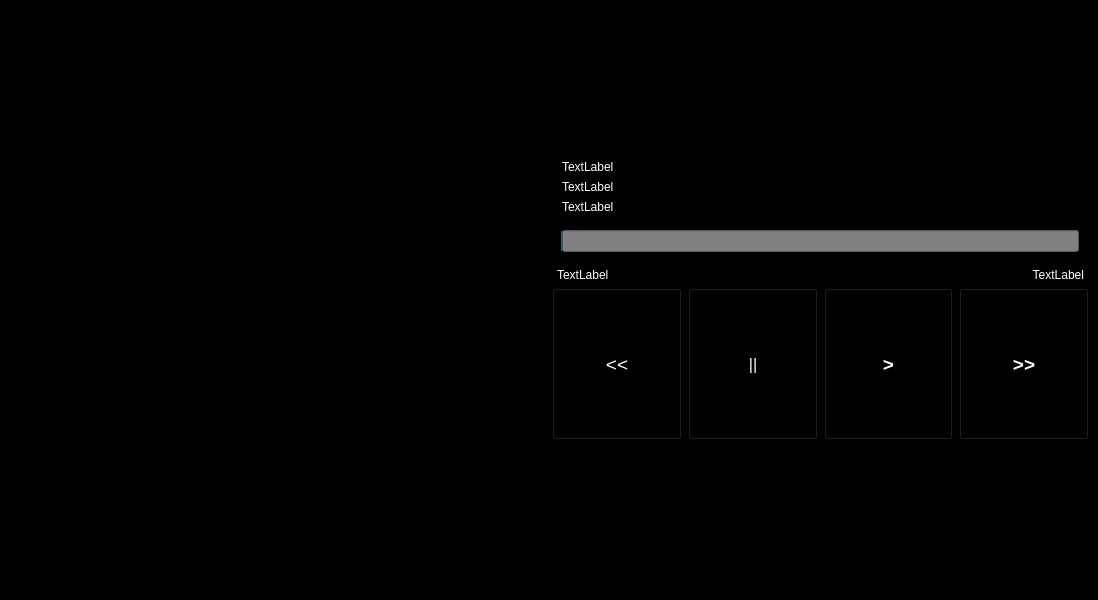
Qt form shairport-display.ui (mikebrady/shairport-display-qt) before a commit.
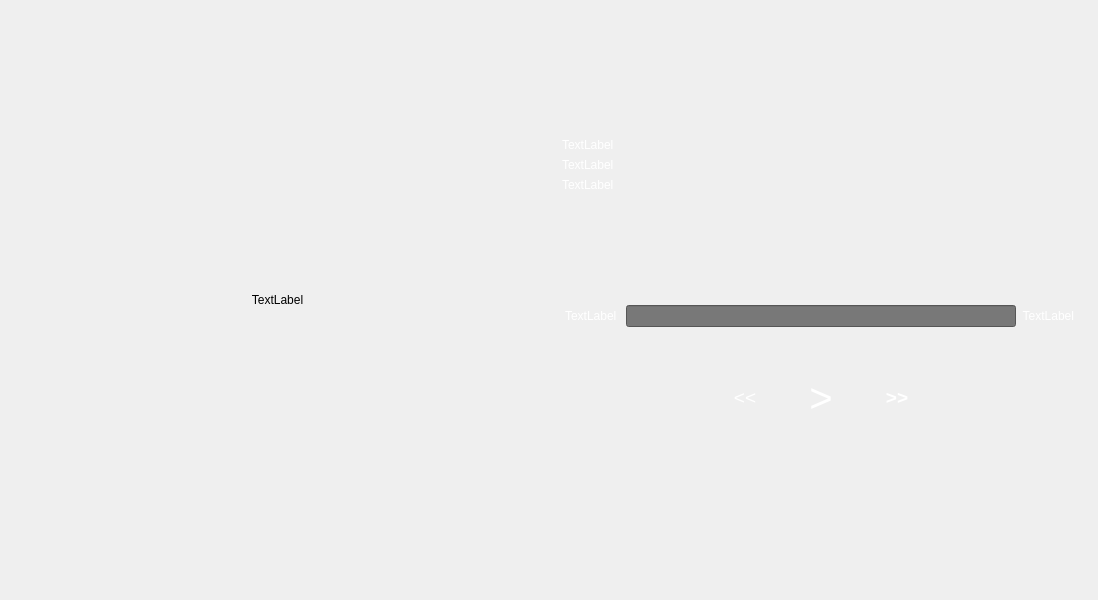
The same form after that commit.

The edit to the form file:
```diff
--- a/shairport-display.ui
+++ b/shairport-display.ui
@@ -14,11 +14,11 @@
    <string>MainWindow</string>
   </property>
   <property name="styleSheet">
-   <string notr="true">background-color: rgb(0, 0, 0);</string>
+   <string notr="true"></string>
   </property>
   <widget class="QWidget" name="centralwidget">
   <property name="styleSheet">
-   <string notr="true">background-color: rgb(0, 0, 0);</string>
+   <string notr="true"></string>
   </property>
    <layout class="QHBoxLayout" name="horizontalLayout_3">
     <item>
@@ -117,10 +117,38 @@
         </item>
         <item>
          <layout class="QVBoxLayout" name="verticalLayout_3">
+	  <item>
+         <spacer name="verticalSpacer_2">
+          <property name="orientation">
+           <enum>Qt::Vertical</enum>
+          </property>
+          <property name="sizeHint" stdset="0">
+           <size>
+            <width>20</width>
+            <height>2</height>
+           </size>
+          </property>
+         </spacer>
+          </item>
+          <item>
+           <layout class="QHBoxLayout" name="horizontalLayout">
+            <item>
+             <widget class="QLabel" name="Elapsed">
+            <property name="styleSheet">
+             <string notr="true">margin-left:10px; color: rgb(255, 255, 255);</string>
+            </property>
+              <property name="text">
+               <string>TextLabel</string>
+              </property>
+             </widget>
+            </item>
+
           <item>
            <widget class="QProgressBar" name="ProgressBar">
             <property name="styleSheet">
-             <string notr="true">margin:10px; color: rgb(255, 0, 0); background-color: rgb(128, 128, 128);</string>
+             <string notr="true">QProgressBar::chunk { background-color: rgb(210,210,210); }
+QProgressBar {background-color: rgb(120, 120, 120);}
+</string>
             </property>
             <property name="sizePolicy">
              <sizepolicy hsizetype="Expanding" vsizetype="Fixed">
@@ -145,28 +173,11 @@
             </property>
            </widget>
           </item>
-          <item>
-           <layout class="QHBoxLayout" name="horizontalLayout">
-            <item>
-             <widget class="QLabel" name="Elapsed">
-            <property name="styleSheet">
-             <string notr="true">color: rgb(255, 255, 255);</string>
-            </property>
-              <property name="text">
-               <string>TextLabel</string>
-              </property>
-              <property name="margin">
-               <number>5</number>
-              </property>
-              <property name="indent">
-               <number>5</number>
-              </property>
-             </widget>
-            </item>
+
             <item>
              <widget class="QLabel" name="Remaining">
             <property name="styleSheet">
-             <string notr="true">color: rgb(255, 255, 255);</string>
+             <string notr="true">margin-right: 10px; color: rgb(255, 255, 255);</string>
             </property>
               <property name="layoutDirection">
                <enum>Qt::LeftToRight</enum>
@@ -191,13 +202,26 @@
         </item>
         <item>
          <layout class="QHBoxLayout" name="horizontalLayout">
+        <item>
+         <spacer name="hspc">
+          <property name="orientation">
+           <enum>Qt::Horizontal</enum>
+          </property>
+          <property name="sizeHint" stdset="0">
+           <size>
+            <width>20</width>
+            <height>40</height>
+           </size>
+          </property>
+         </spacer>
+        </item>
           <item>
            <widget class="QPushButton" name="b1">
             <property name="styleSheet">
-             <string notr="true">color: rgb(255, 255, 255);</string>
+             <string notr="true">width:70; color: white; border-radius:45px;</string>
             </property>
             <property name="sizePolicy">
-             <sizepolicy hsizetype="Minimum" vsizetype="Expanding">
+             <sizepolicy hsizetype="Fixed" vsizetype="Expanding">
               <horstretch>0</horstretch>
               <verstretch>0</verstretch>
              </sizepolicy>
@@ -215,40 +239,17 @@
           <item>
            <widget class="QPushButton" name="b2">
             <property name="styleSheet">
-             <string notr="true">color: rgb(255, 255, 255);</string>
+             <string notr="true">width:70; color: white; border-radius:45px;</string>
             </property>
             <property name="sizePolicy">
-             <sizepolicy hsizetype="Minimum" vsizetype="Expanding">
+             <sizepolicy hsizetype="Fixed" vsizetype="Expanding">
               <horstretch>0</horstretch>
               <verstretch>0</verstretch>
              </sizepolicy>
             </property>
             <property name="font">
              <font>
-              <pointsize>12</pointsize>
-             </font>
-            </property>
-            <property name="text">
-             <string>||</string>
-            </property>
-           </widget>
-          </item>
-          <item>
-           <widget class="QPushButton" name="b3">
-            <property name="styleSheet">
-             <string notr="true">color: rgb(255, 255, 255);</string>
-            </property>
-            <property name="sizePolicy">
-             <sizepolicy hsizetype="Minimum" vsizetype="Expanding">
-              <horstretch>0</horstretch>
-              <verstretch>0</verstretch>
-             </sizepolicy>
-            </property>
-            <property name="font">
-             <font>
-              <pointsize>14</pointsize>
-              <weight>75</weight>
-              <bold>true</bold>
+              <pointsize>30</pointsize>
              </font>
             </property>
             <property name="text">
@@ -257,12 +258,12 @@
            </widget>
           </item>
           <item>
-           <widget class="QPushButton" name="b4">
+           <widget class="QPushButton" name="b3">
             <property name="styleSheet">
-             <string notr="true">color: rgb(255, 255, 255);</string>
+             <string notr="true">width:70; color:white; border-radius:45px; </string>
             </property>
             <property name="sizePolicy">
-             <sizepolicy hsizetype="Minimum" vsizetype="Expanding">
+             <sizepolicy hsizetype="Fixed" vsizetype="Expanding">
               <horstretch>0</horstretch>
               <verstretch>0</verstretch>
              </sizepolicy>
@@ -271,7 +272,6 @@
              <font>
               <pointsize>14</pointsize>
               <weight>75</weight>
-              <bold>true</bold>
              </font>
             </property>
             <property name="text">
@@ -279,6 +279,19 @@
             </property>
            </widget>
           </item>
+        <item>
+         <spacer name="hspc">
+          <property name="orientation">
+           <enum>Qt::Horizontal</enum>
+          </property>
+          <property name="sizeHint" stdset="0">
+           <size>
+            <width>20</width>
+            <height>40</height>
+           </size>
+          </property>
+         </spacer>
+        </item>
          </layout>
         </item>
         <item>
```
Left out of the diff: 1 changed line with no effect on the pictures.
